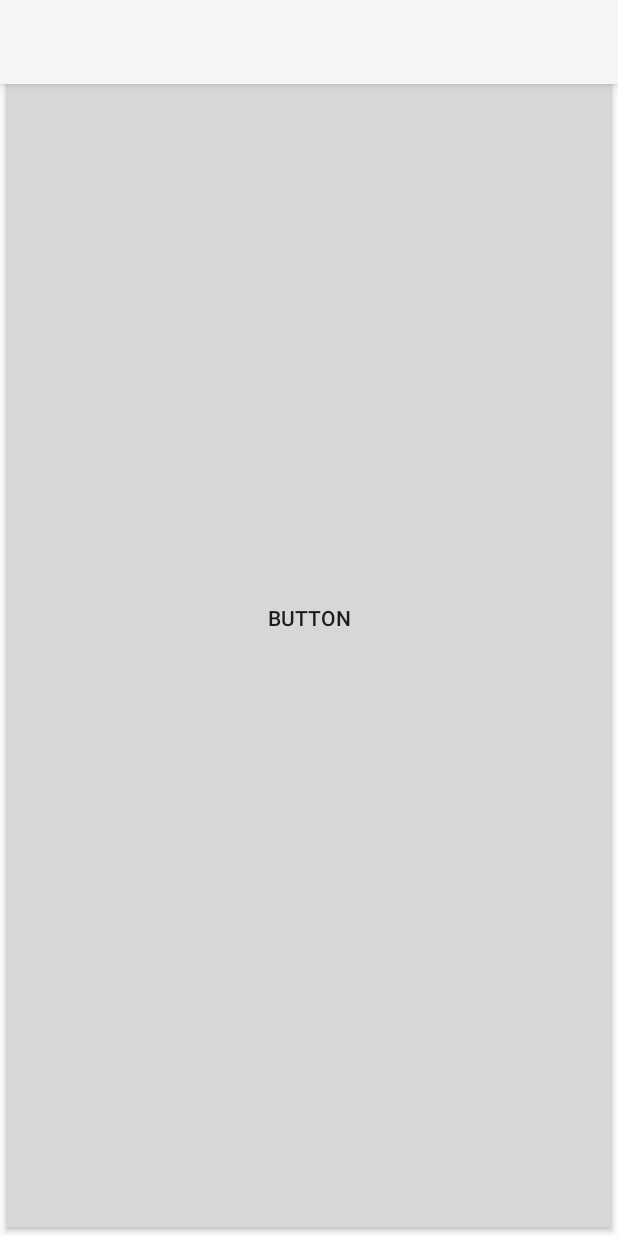
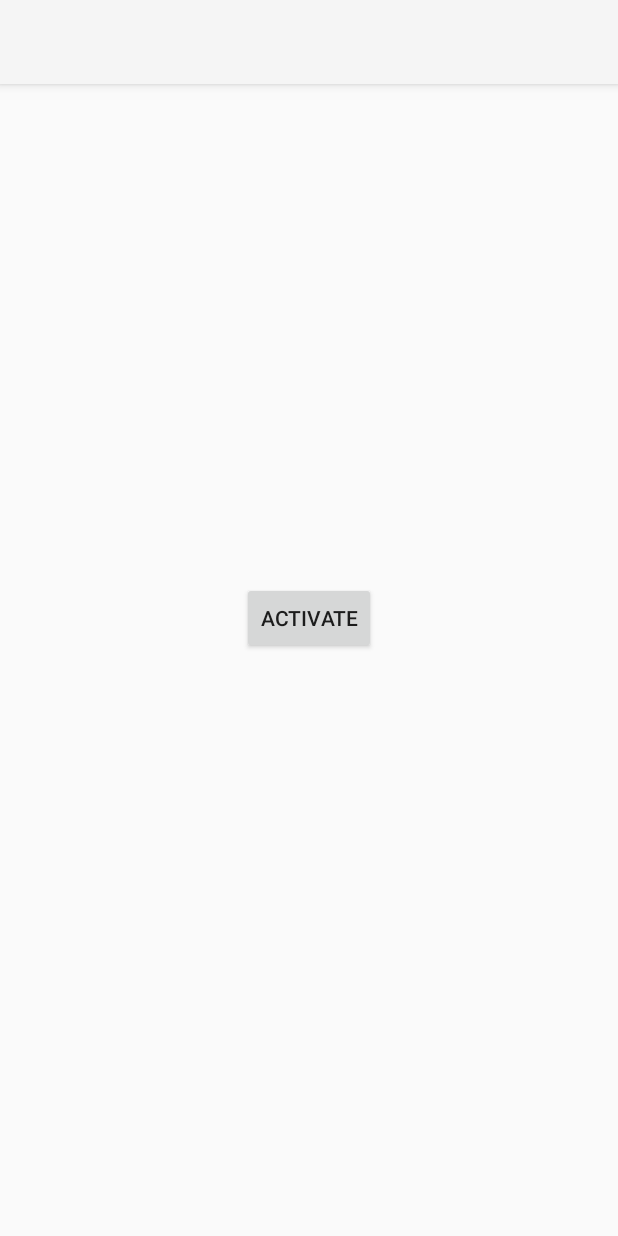
Before and after one commit to Govoz/InertialTracker, an Android app: the layout activity_test.xml on its own in the app's theme, with its tools: preview values and no code run, on a phone screen of 412 x 824 dp. Run offline under Robolectric (Android 15) with nearby library versions, the phone set to English and light mode, and no system bars.

Commit message:
.........

```diff
--- a/app/src/main/java/com/example/federico/inertialtracker/checkSend.java
+++ b/app/src/main/java/com/example/federico/inertialtracker/checkSend.java
@@ -31,7 +31,6 @@ public class checkSend extends ParallelIntentService {
 
 	private static final String TAG = checkSend.class.getSimpleName();
 	static String URL = "http://192.168.1.2:80";
-	private static final double FREQUENCY = 2e+9;
 	long last_timestamp;
 	long current_timestamp;
 
--- a/app/src/main/res/layout/activity_test.xml
+++ b/app/src/main/res/layout/activity_test.xml
@@ -18,11 +18,11 @@
         app:popupTheme="@style/ThemeOverlay.AppCompat.Dark"/>
 
     <Button
-        android:text="Button"
-        android:layout_width="match_parent"
-        android:layout_height="match_parent"
+        android:text="Activate"
+        android:layout_width="wrap_content"
+        android:layout_height="wrap_content"
+        android:layout_centerHorizontal="true"
         android:layout_centerVertical="true"
-        android:layout_centerHorizontal="true"
         android:id="@+id/button_activate"/>
 
 </RelativeLayout>
```
Also changed, not shown: app/src/main/java/com/example/federico/inertialtracker/JsonUtils.java (+3 -22 lines), app/src/main/java/com/example/federico/inertialtracker/MainActivity.java (+29 -17 lines), app/src/main/java/com/example/federico/inertialtracker/TestActivity.java (+7 -0 lines), app/src/main/java/com/example/federico/inertialtracker/gpsPosition.java (+17 -7 lines).
